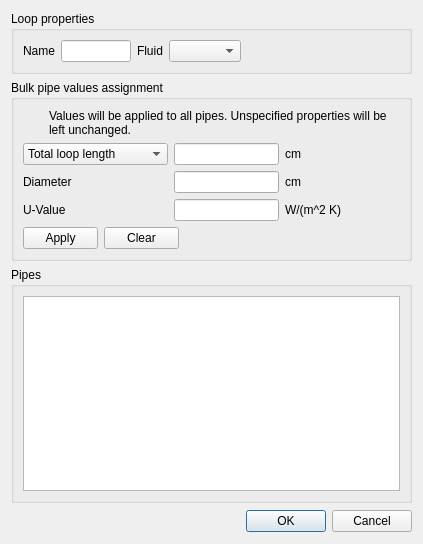
Before: the Qt Designer form trnsysGUI/hydraulicLoops/_hydraulicLoopDialog.ui in SPF-OST/pytrnsys_gui, drawn with Qt 5.
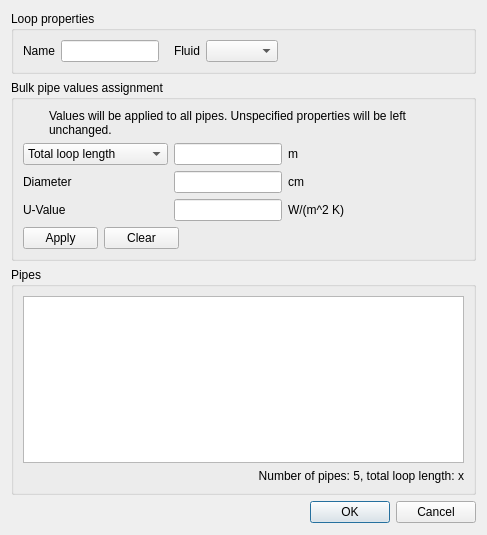
After: the same form once the commit is applied. Icons and pictures are not drawn.

The edit to the form file:
```diff
--- a/trnsysGUI/hydraulicLoops/_hydraulicLoopDialog.ui
+++ b/trnsysGUI/hydraulicLoops/_hydraulicLoopDialog.ui
@@ -6,8 +6,8 @@
    <rect>
     <x>0</x>
     <y>0</y>
-    <width>423</width>
-    <height>544</height>
+    <width>487</width>
+    <height>535</height>
    </rect>
   </property>
   <property name="sizePolicy">
@@ -227,7 +227,7 @@
                </sizepolicy>
               </property>
               <property name="text">
-               <string>cm</string>
+               <string>m</string>
               </property>
              </widget>
             </item>
@@ -449,6 +449,16 @@
         </attribute>
        </widget>
       </item>
+      <item>
+       <widget class="QLabel" name="pipesStatisticsLabel">
+        <property name="text">
+         <string>Number of pipes: 5, total loop length: x</string>
+        </property>
+        <property name="alignment">
+         <set>Qt::AlignRight|Qt::AlignTrailing|Qt::AlignVCenter</set>
+        </property>
+       </widget>
+      </item>
      </layout>
     </widget>
    </item>
```
